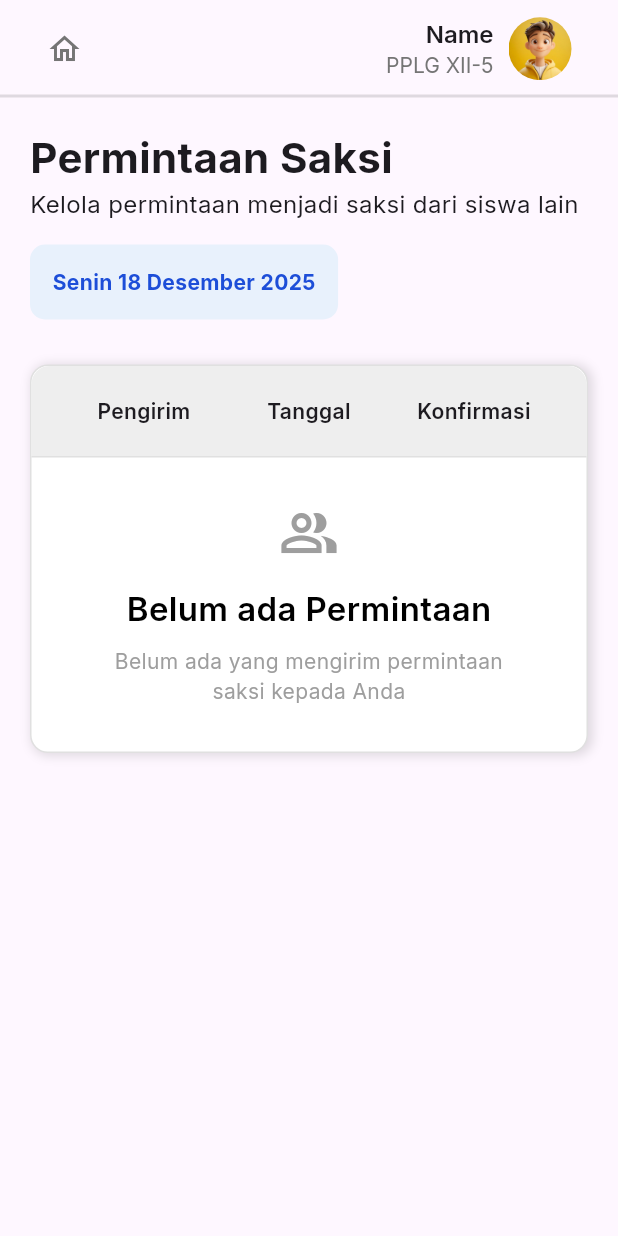
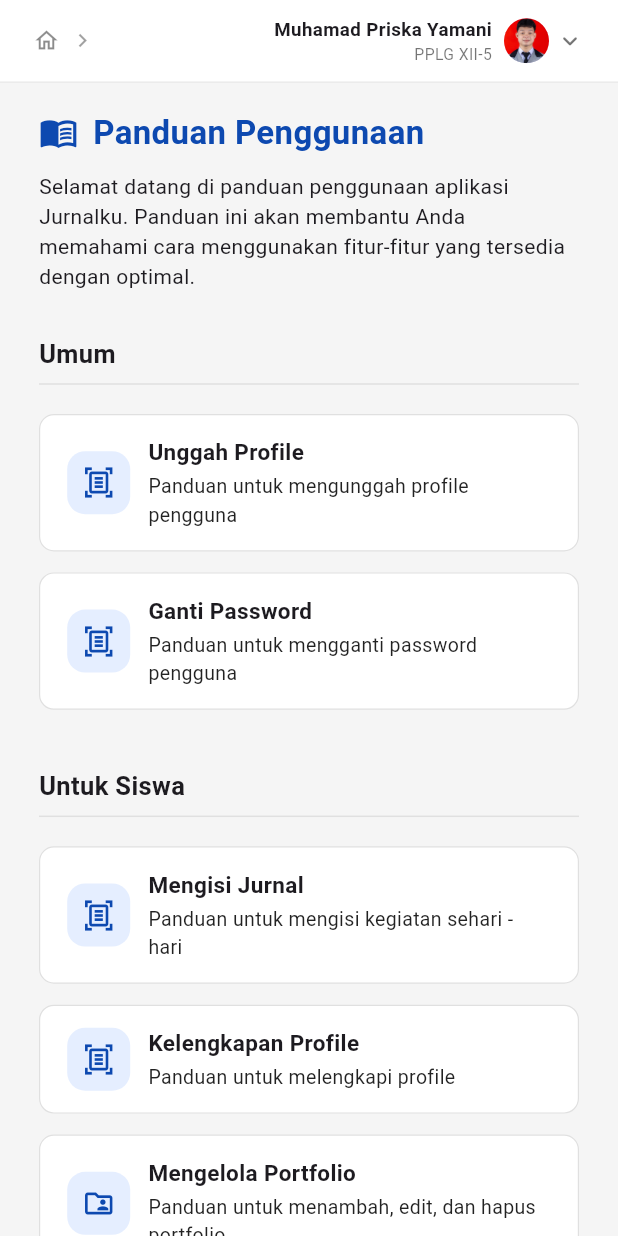
Before and after one commit to muhamadpriskayamani/Jurnalku, a Flutter app: the screen it shows after launch, on a phone screen of 412 x 824 dp. Run offline on Flutter 3.47's test engine with Material 3 defaults, Android fonts, the phone set to English and light mode, and no system bars; our stand-ins replace google_fonts.

Commit message:
menambahkan hal panduan pengguna

```diff
--- a/lib/main.dart
+++ b/lib/main.dart
@@ -1,5 +1,5 @@
 import 'package:flutter/material.dart';
-import 'package:jurnalku/permintaan_saksi.dart';
+import 'package:jurnalku/panduan_pengguna.dart';
 
 void main() {
   runApp(const MyApp());
@@ -14,7 +14,7 @@ class MyApp extends StatelessWidget {
     return MaterialApp(
       title: 'Flutter Demo',
       debugShowCheckedModeBanner: false,
-      home: PermintaanSaksi(),
+      home: PanduanPengguna(),
     );
   }
 }
--- /dev/null
+++ b/lib/panduan_detail.dart
@@ -0,0 +1,22 @@
+import 'package:flutter/material.dart';
+
+class DetailPage extends StatelessWidget {
+  final String title;
+
+  const DetailPage({super.key, required this.title});
+
+  @override
+  Widget build(BuildContext context) {
+    return Scaffold(
+      appBar: AppBar(
+        title: Text(title),
+      ),
+      body: Center(
+        child: Text(
+          "Ini adalah halaman detail untuk: $title",
+          style: const TextStyle(fontSize: 16),
+        ),
+      ),
+    );
+  }
+}
--- /dev/null
+++ b/lib/panduan_pengguna.dart
@@ -0,0 +1,239 @@
+import 'package:flutter/material.dart';
+import 'package:jurnalku/panduan_detail.dart';
+
+class PanduanPengguna extends StatelessWidget {
+  const PanduanPengguna({super.key});
+
+  @override
+  Widget build(BuildContext context) {
+    return Scaffold(
+      backgroundColor: Colors.grey.shade100,
+      appBar: PreferredSize(
+        preferredSize: Size.fromHeight(55),
+        child: Container(
+          decoration: BoxDecoration(
+            color: Colors.white,
+            border: Border(
+              bottom: BorderSide(color: Colors.black12, width: 0.6),
+            ),
+          ),
+          padding: EdgeInsets.symmetric(horizontal: 22),
+          child: Row(
+            mainAxisAlignment: MainAxisAlignment.spaceBetween,
+            children: [
+              Row(
+                children: [
+                  Icon(Icons.home_outlined, size: 18, color: Colors.black45),
+                  SizedBox(width: 6),
+                  Icon(Icons.chevron_right, size: 18, color: Colors.black38),
+                  SizedBox(width: 6),
+                  Builder(
+                    builder: (context) {
+                      double width = MediaQuery.of(context).size.width;
+                      // kalau layar kecil, tulisan nya di sembunyiin
+                      if (width < 500) {
+                        return SizedBox.shrink();
+                      }
+                      return Text(
+                        "Panduan Penggunaan",
+                        style: TextStyle(
+                          fontSize: 13,
+                          color: Colors.black87,
+                          fontWeight: FontWeight.w500,
+                        ),
+                      );
+                    },
+                  ),
+                ],
+              ),
+              Row(
+                children: [
+                  Column(
+                    crossAxisAlignment: CrossAxisAlignment.end,
+                    mainAxisAlignment: MainAxisAlignment.center,
+                    children: [
+                      Text(
+                        "Muhamad Priska Yamani",
+                        style: TextStyle(
+                          fontSize: 12.5,
+                          fontWeight: FontWeight.w600,
+                        ),
+                      ),
+                      Text(
+                        "PPLG XII-5",
+                        style: TextStyle(fontSize: 10.5, color: Colors.black54),
+                      ),
+                    ],
+                  ),
+                  SizedBox(width: 8),
+                  CircleAvatar(
+                    radius: 15,
+                    backgroundImage: AssetImage("assets/images/profile.jpg"),
+                  ),
+                  SizedBox(width: 4),
+                  Icon(
+                    Icons.keyboard_arrow_down_rounded,
+                    size: 20,
+                    color: Colors.black54,
+                  ),
+                ],
+              ),
+            ],
+          ),
+        ),
+      ),
+      body: SingleChildScrollView(
+        padding: EdgeInsets.symmetric(horizontal: 26, vertical: 18),
+        child: Column(
+          crossAxisAlignment: CrossAxisAlignment.start,
+          children: [
+            Row(
+              children: [
+                Icon(
+                  Icons.menu_book_outlined,
+                  color: Color.fromARGB(255, 13, 73, 176),
+                  size: 26,
+                ),
+                SizedBox(width: 10),
+                Text(
+                  "Panduan Penggunaan",
+                  style: TextStyle(
+                    fontSize: 22,
+                    color: Color.fromARGB(255, 13, 73, 176),
+                    fontWeight: FontWeight.bold,
+                  ),
+                ),
+              ],
+            ),
+            SizedBox(height: 10),
+            Text(
+              "Selamat datang di panduan penggunaan aplikasi Jurnalku. Panduan ini akan membantu Anda memahami cara menggunakan fitur-fitur yang tersedia dengan optimal.",
+              style: TextStyle(fontSize: 14, height: 1.4),
+            ),
+            SizedBox(height: 30),
+            Text(
+              "Umum",
+              style: TextStyle(fontSize: 17, fontWeight: FontWeight.w700),
+            ),
+            Divider(color: Colors.grey.shade300),
+            SizedBox(height: 12),
+            _menuItem(
+              context,
+              icon: Icons.document_scanner_outlined,
+              title: "Unggah Profile",
+              subtitle: "Panduan untuk mengunggah profile pengguna",
+            ),
+            _menuItem(
+              context,
+              icon: Icons.document_scanner_outlined,
+              title: "Ganti Password",
+              subtitle: "Panduan untuk mengganti password pengguna",
+            ),
+            SizedBox(height: 25),
+            Text(
+              "Untuk Siswa",
+              style: TextStyle(fontSize: 17, fontWeight: FontWeight.w700),
+            ),
+            Divider(color: Colors.grey.shade300),
+            SizedBox(height: 12),
+            _menuItem(
+              context,
+              icon: Icons.document_scanner_outlined,
+              title: "Mengisi Jurnal",
+              subtitle: "Panduan untuk mengisi kegiatan sehari - hari",
+            ),
+            _menuItem(
+              context,
+              icon: Icons.document_scanner_outlined,
+              title: "Kelengkapan Profile",
+              subtitle: "Panduan untuk melengkapi profile",
+            ),
+            _menuItem(
+              context,
+              icon: Icons.folder_shared_outlined,
+              title: "Mengelola Portfolio",
+              subtitle: "Panduan untuk menambah, edit, dan hapus portfolio",
+            ),
+            _menuItem(
+              context,
+              icon: Icons.check_circle_outlined,
+              title: "Mengelola Sertifikat",
+              subtitle: "Panduan untuk menambah, edit, dan hapus sertifikat",
+            ),
+            _menuItem(
+              context,
+              icon: Icons.error_outlined,
+              title: "Catatan Sikap Saya",
+              subtitle: "Panduan untuk melihat dan memahami catatan sikap",
+            ),
+          ],
+        ),
+      ),
+    );
+  }
+
+  Widget _menuItem(
+    BuildContext context, {
+    required IconData icon,
+    required String title,
+    required String subtitle,
+  }) {
+    return InkWell(
+      onTap: () {
+        Navigator.push(
+          context,
+          MaterialPageRoute(builder: (_) => DetailPage(title: title)),
+        );
+      },
+      child: Container(
+        margin: EdgeInsets.only(bottom: 14),
+        padding: EdgeInsets.symmetric(horizontal: 18, vertical: 14),
+        decoration: BoxDecoration(
+          color: Colors.white,
+          borderRadius: BorderRadius.circular(10),
+          border: Border.all(color: Colors.black12, width: 0.8),
+        ),
+        child: Row(
+          children: [
+            Container(
+              padding: EdgeInsets.all(10),
+              decoration: BoxDecoration(
+                color: Color(0xFFE5EEFF),
+                borderRadius: BorderRadius.circular(12),
+                // boxShadow: [
+                //   BoxShadow(
+                //     color: Colors.black12,
+                //     blurRadius: 6,
+                //     offset: Offset(0, 3),
+                //   ),
+                // ],
+              ),
+              child: Icon(
+                icon,
+                color: Color.fromARGB(255, 13, 73, 176),
+                size: 22,
+              ),
+            ),
+            SizedBox(width: 12),
+            Expanded(
+              child: Column(
+                crossAxisAlignment: CrossAxisAlignment.start,
+                children: [
+                  Text(
+                    title,
+                    style: TextStyle(fontSize: 15, fontWeight: FontWeight.w600),
+                  ),
+                  SizedBox(height: 3),
+                  Text(
+                    subtitle,
+                    style: TextStyle(fontSize: 13, color: Colors.black87),
+                  ),
+                ],
+              ),
+            ),
+          ],
+        ),
+      ),
+    );
+  }
+}
--- a/pubspec.yaml
+++ b/pubspec.yaml
@@ -61,6 +61,7 @@ flutter:
   # To add assets to your application, add an assets section, like this:
   assets:
     - assets/images/
+    - assets/icons/
 
   # An image asset can refer to one or more resolution-specific "variants", see
   # https://flutter.dev/to/resolution-aware-images
```
Also changed, not shown: assets/images/profile.jpg (added).
